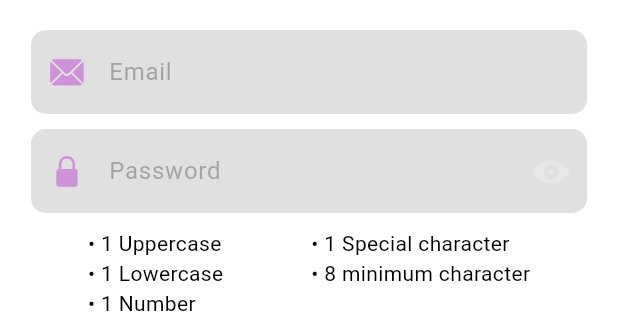
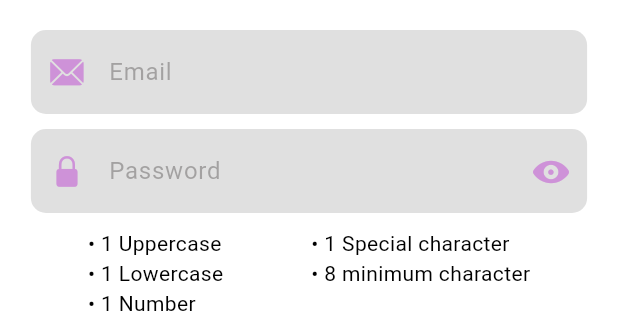
Before and after one commit to TitusKI/AuthPortal, a Flutter app: the SignUpScreen widget shown alone on an empty page, opened directly, on a phone screen of 412 x 824 dp. Shown: the top 332 px of the screen. Run offline on Flutter 3.47's test engine with Material 3 defaults, Android fonts, the light colour scheme and no system bars; our stand-ins replace bloc, cloud_firestore, equatable, firebase_auth, firebase_core, flutter_bloc; missing offline and left inert: regexpattern; accounts and stored records are empty.

Commit message:
Finishing Sign Up UI

```diff
--- a/lib/screens/auth/sign_up_screen.dart
+++ b/lib/screens/auth/sign_up_screen.dart
@@ -95,7 +95,7 @@ class _SignUpScreenState extends State<SignUpScreen> {
                     });
                   }
                   if (pass.contains(
-                      RegExp(r'''[!@#$%^&*()-_+=~{}:";',./|\\\[\]<>?]'''))) {
+                    RegExp(r'[!@#$%^&*(),.?":{}|<>]'))) {
                     setState(() {
                       containsSpecialChar = true;
                     });
@@ -134,7 +134,9 @@ class _SignUpScreenState extends State<SignUpScreen> {
                         }
                       });
                     },
-                    icon: Icon(iconPassword)),
+                    icon: Icon(iconPassword),
+                    color: Theme.of(context).colorScheme.primary,
+                    ),
               ),
             ),
             const SizedBox(
```
